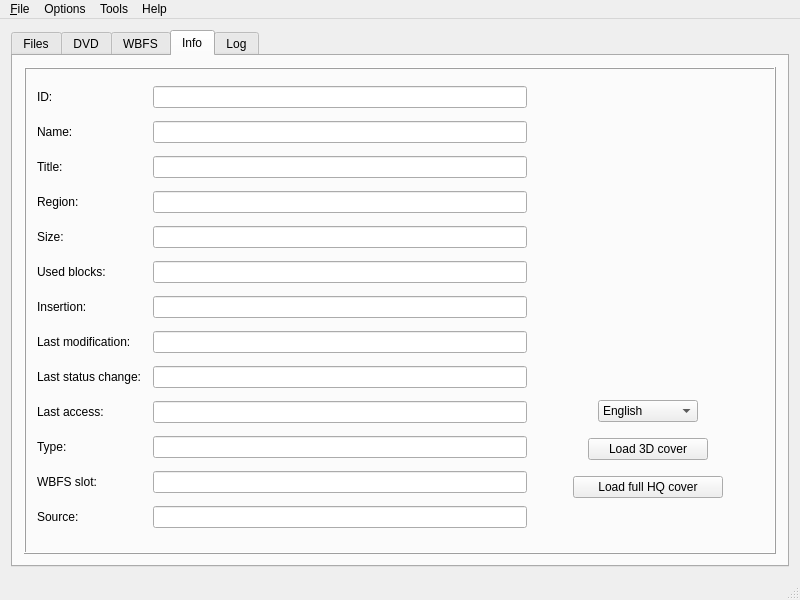
Above: resources/ui/wiibafu.ui from evertonstz/wiibafu before the change. Below: the same form after it.
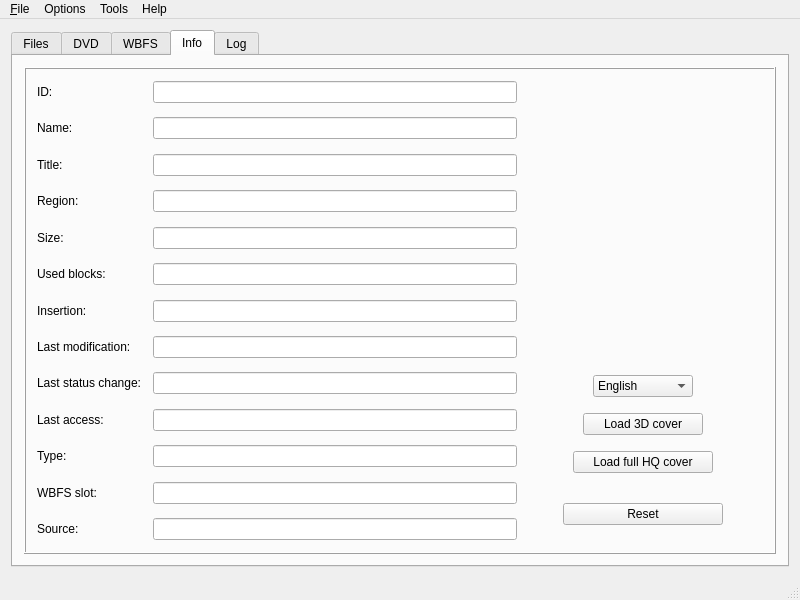
That is the form after the change. The open tabs and pages were chosen to show the change. Icons and pictures are not drawn.

Commit message: Reset for info tab added

```diff
--- a/resources/ui/wiibafu.ui
+++ b/resources/ui/wiibafu.ui
@@ -388,7 +388,7 @@
                </property>
               </widget>
              </item>
-             <item row="1" column="0">
+             <item row="2" column="0">
               <widget class="QLabel" name="label_2">
                <property name="minimumSize">
                 <size>
@@ -401,14 +401,14 @@
                </property>
               </widget>
              </item>
-             <item row="1" column="1">
+             <item row="2" column="1">
               <widget class="QLineEdit" name="infoTab_lineEdit_Name">
                <property name="readOnly">
                 <bool>true</bool>
                </property>
               </widget>
              </item>
-             <item row="2" column="0">
+             <item row="4" column="0">
               <widget class="QLabel" name="label_3">
                <property name="minimumSize">
                 <size>
@@ -421,14 +421,14 @@
                </property>
               </widget>
              </item>
-             <item row="2" column="1">
+             <item row="4" column="1">
               <widget class="QLineEdit" name="infoTab_lineEdit_Title">
                <property name="readOnly">
                 <bool>true</bool>
                </property>
               </widget>
              </item>
-             <item row="3" column="0">
+             <item row="6" column="0">
               <widget class="QLabel" name="label_4">
                <property name="minimumSize">
                 <size>
@@ -441,14 +441,14 @@
                </property>
               </widget>
              </item>
-             <item row="3" column="1">
+             <item row="6" column="1">
               <widget class="QLineEdit" name="infoTab_lineEdit_Region">
                <property name="readOnly">
                 <bool>true</bool>
                </property>
               </widget>
              </item>
-             <item row="4" column="0">
+             <item row="8" column="0">
               <widget class="QLabel" name="label_5">
                <property name="minimumSize">
                 <size>
@@ -461,14 +461,14 @@
                </property>
               </widget>
              </item>
-             <item row="4" column="1">
+             <item row="8" column="1">
               <widget class="QLineEdit" name="infoTab_lineEdit_Size">
                <property name="readOnly">
                 <bool>true</bool>
                </property>
               </widget>
              </item>
-             <item row="5" column="0">
+             <item row="10" column="0">
               <widget class="QLabel" name="label_22">
                <property name="minimumSize">
                 <size>
@@ -481,14 +481,14 @@
                </property>
               </widget>
              </item>
-             <item row="5" column="1">
+             <item row="10" column="1">
               <widget class="QLineEdit" name="infoTab_lineEdit_UsedBlocks">
                <property name="readOnly">
                 <bool>true</bool>
                </property>
               </widget>
              </item>
-             <item row="6" column="0">
+             <item row="12" column="0">
               <widget class="QLabel" name="label_6">
                <property name="minimumSize">
                 <size>
@@ -501,14 +501,14 @@
                </property>
               </widget>
              </item>
-             <item row="6" column="1">
+             <item row="12" column="1">
               <widget class="QLineEdit" name="infoTab_lineEdit_Insertion">
                <property name="readOnly">
                 <bool>true</bool>
                </property>
               </widget>
              </item>
-             <item row="7" column="0">
+             <item row="14" column="0">
               <widget class="QLabel" name="label_8">
                <property name="minimumSize">
                 <size>
@@ -521,14 +521,14 @@
                </property>
               </widget>
              </item>
-             <item row="7" column="1">
+             <item row="14" column="1">
               <widget class="QLineEdit" name="infoTab_lineEdit_LastModification">
                <property name="readOnly">
                 <bool>true</bool>
                </property>
               </widget>
              </item>
-             <item row="8" column="0">
+             <item row="16" column="0">
               <widget class="QLabel" name="label_9">
                <property name="minimumSize">
                 <size>
@@ -541,14 +541,14 @@
                </property>
               </widget>
              </item>
-             <item row="8" column="1">
+             <item row="16" column="1">
               <widget class="QLineEdit" name="infoTab_lineEdit_LastStatusChange">
                <property name="readOnly">
                 <bool>true</bool>
                </property>
               </widget>
              </item>
-             <item row="9" column="0">
+             <item row="18" column="0">
               <widget class="QLabel" name="label_10">
                <property name="minimumSize">
                 <size>
@@ -561,14 +561,14 @@
                </property>
               </widget>
              </item>
-             <item row="9" column="1">
+             <item row="18" column="1">
               <widget class="QLineEdit" name="infoTab_lineEdit_LastAccess">
                <property name="readOnly">
                 <bool>true</bool>
                </property>
               </widget>
              </item>
-             <item row="10" column="0">
+             <item row="20" column="0">
               <widget class="QLabel" name="label_7">
                <property name="minimumSize">
                 <size>
@@ -581,14 +581,14 @@
                </property>
               </widget>
              </item>
-             <item row="10" column="1">
+             <item row="20" column="1">
               <widget class="QLineEdit" name="infoTab_lineEdit_Type">
                <property name="readOnly">
                 <bool>true</bool>
                </property>
               </widget>
              </item>
-             <item row="11" column="0">
+             <item row="22" column="0">
               <widget class="QLabel" name="label_23">
                <property name="minimumSize">
                 <size>
@@ -601,14 +601,14 @@
                </property>
               </widget>
              </item>
-             <item row="11" column="1">
+             <item row="22" column="1">
               <widget class="QLineEdit" name="infoTab_lineEdit_WBFSSlot">
                <property name="readOnly">
                 <bool>true</bool>
                </property>
               </widget>
              </item>
-             <item row="12" column="0">
+             <item row="24" column="0">
               <widget class="QLabel" name="lanel_8">
                <property name="minimumSize">
                 <size>
@@ -621,13 +621,205 @@
                </property>
               </widget>
              </item>
-             <item row="12" column="1">
+             <item row="24" column="1">
               <widget class="QLineEdit" name="infoTab_lineEdit_Source">
                <property name="readOnly">
                 <bool>true</bool>
                </property>
               </widget>
              </item>
+             <item row="1" column="1">
+              <spacer name="verticalSpacer_3">
+               <property name="orientation">
+                <enum>Qt::Vertical</enum>
+               </property>
+               <property name="sizeType">
+                <enum>QSizePolicy::Preferred</enum>
+               </property>
+               <property name="sizeHint" stdset="0">
+                <size>
+                 <width>20</width>
+                 <height>40</height>
+                </size>
+               </property>
+              </spacer>
+             </item>
+             <item row="3" column="1">
+              <spacer name="verticalSpacer_6">
+               <property name="orientation">
+                <enum>Qt::Vertical</enum>
+               </property>
+               <property name="sizeType">
+                <enum>QSizePolicy::Preferred</enum>
+               </property>
+               <property name="sizeHint" stdset="0">
+                <size>
+                 <width>20</width>
+                 <height>40</height>
+                </size>
+               </property>
+              </spacer>
+             </item>
+             <item row="5" column="1">
+              <spacer name="verticalSpacer_7">
+               <property name="orientation">
+                <enum>Qt::Vertical</enum>
+               </property>
+               <property name="sizeType">
+                <enum>QSizePolicy::Preferred</enum>
+               </property>
+               <property name="sizeHint" stdset="0">
+                <size>
+                 <width>20</width>
+                 <height>40</height>
+                </size>
+               </property>
+              </spacer>
+             </item>
+             <item row="7" column="1">
+              <spacer name="verticalSpacer_8">
+               <property name="orientation">
+                <enum>Qt::Vertical</enum>
+               </property>
+               <property name="sizeType">
+                <enum>QSizePolicy::Preferred</enum>
+               </property>
+               <property name="sizeHint" stdset="0">
+                <size>
+                 <width>20</width>
+                 <height>40</height>
+                </size>
+               </property>
+              </spacer>
+             </item>
+             <item row="9" column="1">
+              <spacer name="verticalSpacer_9">
+               <property name="orientation">
+                <enum>Qt::Vertical</enum>
+               </property>
+               <property name="sizeType">
+                <enum>QSizePolicy::Preferred</enum>
+               </property>
+               <property name="sizeHint" stdset="0">
+                <size>
+                 <width>20</width>
+                 <height>40</height>
+                </size>
+               </property>
+              </spacer>
+             </item>
+             <item row="11" column="1">
+              <spacer name="verticalSpacer_10">
+               <property name="orientation">
+                <enum>Qt::Vertical</enum>
+               </property>
+               <property name="sizeType">
+                <enum>QSizePolicy::Preferred</enum>
+               </property>
+               <property name="sizeHint" stdset="0">
+                <size>
+                 <width>20</width>
+                 <height>40</height>
+                </size>
+               </property>
+              </spacer>
+             </item>
+             <item row="13" column="1">
+              <spacer name="verticalSpacer_11">
+               <property name="orientation">
+                <enum>Qt::Vertical</enum>
+               </property>
+               <property name="sizeType">
+                <enum>QSizePolicy::Preferred</enum>
+               </property>
+               <property name="sizeHint" stdset="0">
+                <size>
+                 <width>20</width>
+                 <height>40</height>
+                </size>
+               </property>
+              </spacer>
+             </item>
+             <item row="15" column="1">
+              <spacer name="verticalSpacer_12">
+               <property name="orientation">
+                <enum>Qt::Vertical</enum>
+               </property>
+               <property name="sizeType">
+                <enum>QSizePolicy::Preferred</enum>
+               </property>
+               <property name="sizeHint" stdset="0">
+                <size>
+                 <width>20</width>
+                 <height>40</height>
+                </size>
+               </property>
+              </spacer>
+             </item>
+             <item row="17" column="1">
+              <spacer name="verticalSpacer_13">
+               <property name="orientation">
+                <enum>Qt::Vertical</enum>
+               </property>
+               <property name="sizeType">
+                <enum>QSizePolicy::Preferred</enum>
+               </property>
+               <property name="sizeHint" stdset="0">
+                <size>
+                 <width>20</width>
+                 <height>40</height>
+                </size>
+               </property>
+              </spacer>
+             </item>
+             <item row="19" column="1">
+              <spacer name="verticalSpacer_14">
+               <property name="orientation">
+                <enum>Qt::Vertical</enum>
+               </property>
+               <property name="sizeType">
+                <enum>QSizePolicy::Preferred</enum>
+               </property>
+               <property name="sizeHint" stdset="0">
+                <size>
+                 <width>20</width>
+                 <height>40</height>
+                </size>
+               </property>
+              </spacer>
+             </item>
+             <item row="21" column="1">
+              <spacer name="verticalSpacer_15">
+               <property name="orientation">
+                <enum>Qt::Vertical</enum>
+               </property>
+               <property name="sizeType">
+                <enum>QSizePolicy::Preferred</enum>
+               </property>
+               <property name="sizeHint" stdset="0">
+                <size>
+                 <width>20</width>
+                 <height>40</height>
+                </size>
+               </property>
+              </spacer>
+             </item>
+             <item row="23" column="1">
+              <spacer name="verticalSpacer_16">
+               <property name="orientation">
+                <enum>Qt::Vertical</enum>
+               </property>
+               <property name="sizeType">
+                <enum>QSizePolicy::Preferred</enum>
+               </property>
+               <property name="sizeHint" stdset="0">
+                <size>
+                 <width>20</width>
+                 <height>40</height>
+                </size>
+               </property>
+              </spacer>
+             </item>
             </layout>
            </item>
            <item row="0" column="1">
@@ -638,7 +830,7 @@
                 <enum>Qt::Vertical</enum>
                </property>
                <property name="sizeType">
-                <enum>QSizePolicy::Expanding</enum>
+                <enum>QSizePolicy::Preferred</enum>
                </property>
                <property name="sizeHint" stdset="0">
                 <size>
@@ -710,7 +902,7 @@
               </layout>
              </item>
              <item>
-              <spacer name="verticalSpacer_3">
+              <spacer name="verticalSpacer_17">
                <property name="orientation">
                 <enum>Qt::Vertical</enum>
                </property>
@@ -957,13 +1149,13 @@
                 <widget class="QPushButton" name="infoTab_pushButton_LoadFullHQCover">
                  <property name="minimumSize">
                   <size>
-                   <width>150</width>
+                   <width>140</width>
                    <height>0</height>
                   </size>
                  </property>
                  <property name="maximumSize">
                   <size>
-                   <width>150</width>
+                   <width>140</width>
                    <height>16777215</height>
                   </size>
                  </property>
@@ -990,13 +1182,84 @@
                </item>
               </layout>
              </item>
+             <item>
+              <spacer name="verticalSpacer_18">
+               <property name="orientation">
+                <enum>Qt::Vertical</enum>
+               </property>
+               <property name="sizeType">
+                <enum>QSizePolicy::Preferred</enum>
+               </property>
+               <property name="sizeHint" stdset="0">
+                <size>
+                 <width>20</width>
+                 <height>20</height>
+                </size>
+               </property>
+              </spacer>
+             </item>
+             <item>
+              <layout class="QHBoxLayout" name="horizontalLayout_6">
+               <item>
+                <spacer name="horizontalSpacer_11">
+                 <property name="orientation">
+                  <enum>Qt::Horizontal</enum>
+                 </property>
+                 <property name="sizeType">
+                  <enum>QSizePolicy::Preferred</enum>
+                 </property>
+                 <property name="sizeHint" stdset="0">
+                  <size>
+                   <width>40</width>
+                   <height>20</height>
+                  </size>
+                 </property>
+                </spacer>
+               </item>
+               <item>
+                <widget class="QPushButton" name="infoTab_pushButton_Reset">
+                 <property name="minimumSize">
+                  <size>
+                   <width>160</width>
+                   <height>0</height>
+                  </size>
+                 </property>
+                 <property name="maximumSize">
+                  <size>
+                   <width>160</width>
+                   <height>16777215</height>
+                  </size>
+                 </property>
+                 <property name="text">
+                  <string>Reset</string>
+                 </property>
+                </widget>
+               </item>
+               <item>
+                <spacer name="horizontalSpacer_12">
+                 <property name="orientation">
+                  <enum>Qt::Horizontal</enum>
+                 </property>
+                 <property name="sizeType">
+                  <enum>QSizePolicy::Preferred</enum>
+                 </property>
+                 <property name="sizeHint" stdset="0">
+                  <size>
+                   <width>40</width>
+                   <height>20</height>
+                  </size>
+                 </property>
+                </spacer>
+               </item>
+              </layout>
+             </item>
              <item>
               <spacer name="verticalSpacer">
                <property name="orientation">
                 <enum>Qt::Vertical</enum>
                </property>
                <property name="sizeType">
-                <enum>QSizePolicy::Expanding</enum>
+                <enum>QSizePolicy::Preferred</enum>
                </property>
                <property name="sizeHint" stdset="0">
                 <size>
```
Left out of the diff: 2 changed lines with no effect on the pictures. The commit also changes 2 other files.
